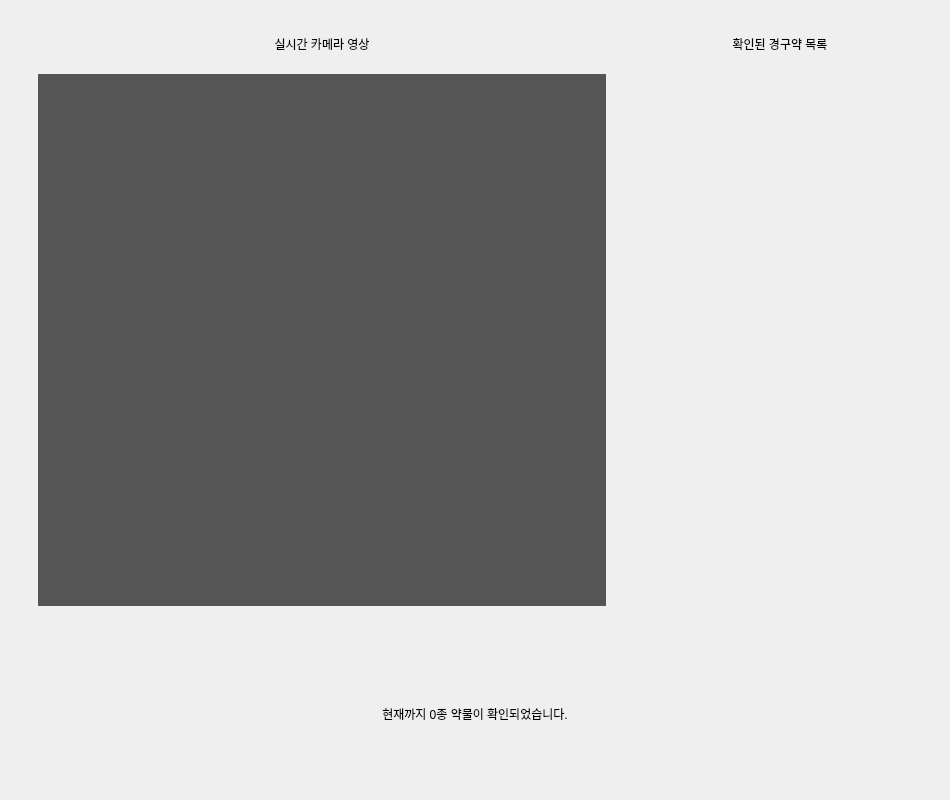
Above: gui/ui_files/Form_Camera.ui from EON-DC/AI_2Park before the change. Below: the same form after it.
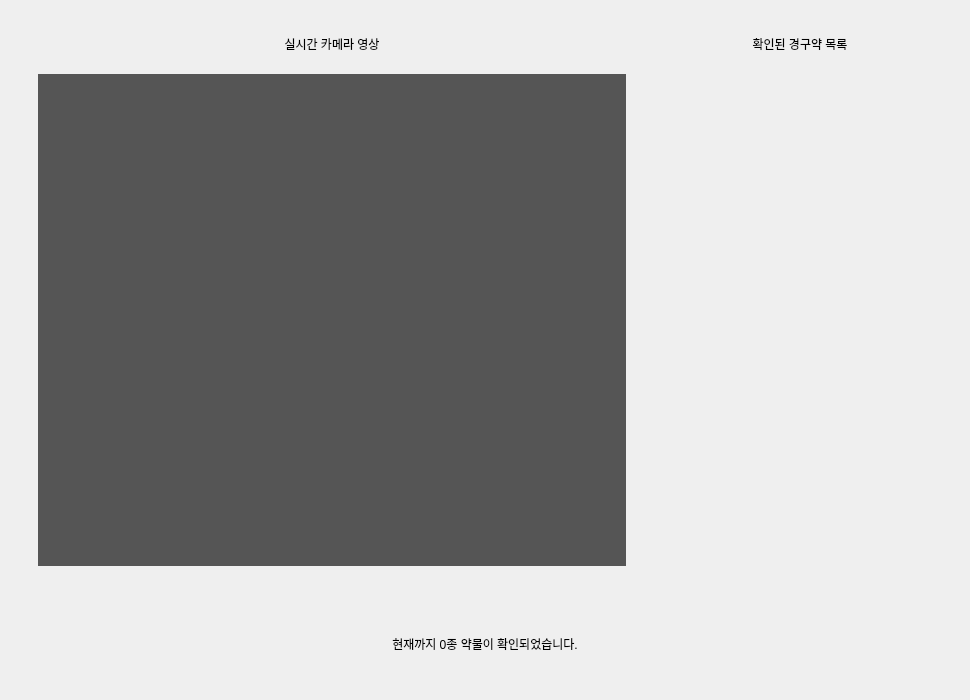
That is the form after the change.

Commit message: camera 로직추가

Patch:
```diff
--- a/gui/ui_files/Form_Camera.ui
+++ b/gui/ui_files/Form_Camera.ui
@@ -6,8 +6,8 @@
    <rect>
     <x>0</x>
     <y>0</y>
-    <width>950</width>
-    <height>800</height>
+    <width>970</width>
+    <height>700</height>
    </rect>
   </property>
   <property name="windowTitle">
@@ -158,13 +158,13 @@
      <property name="minimumSize">
       <size>
        <width>0</width>
-       <height>150</height>
+       <height>90</height>
       </size>
      </property>
      <property name="maximumSize">
       <size>
        <width>16777215</width>
-       <height>150</height>
+       <height>90</height>
       </size>
      </property>
      <layout class="QHBoxLayout" name="horizontalLayout_3">
```
Left out of the diff: 18 changed lines with no effect on the pictures. The commit also changes 22 other files.
